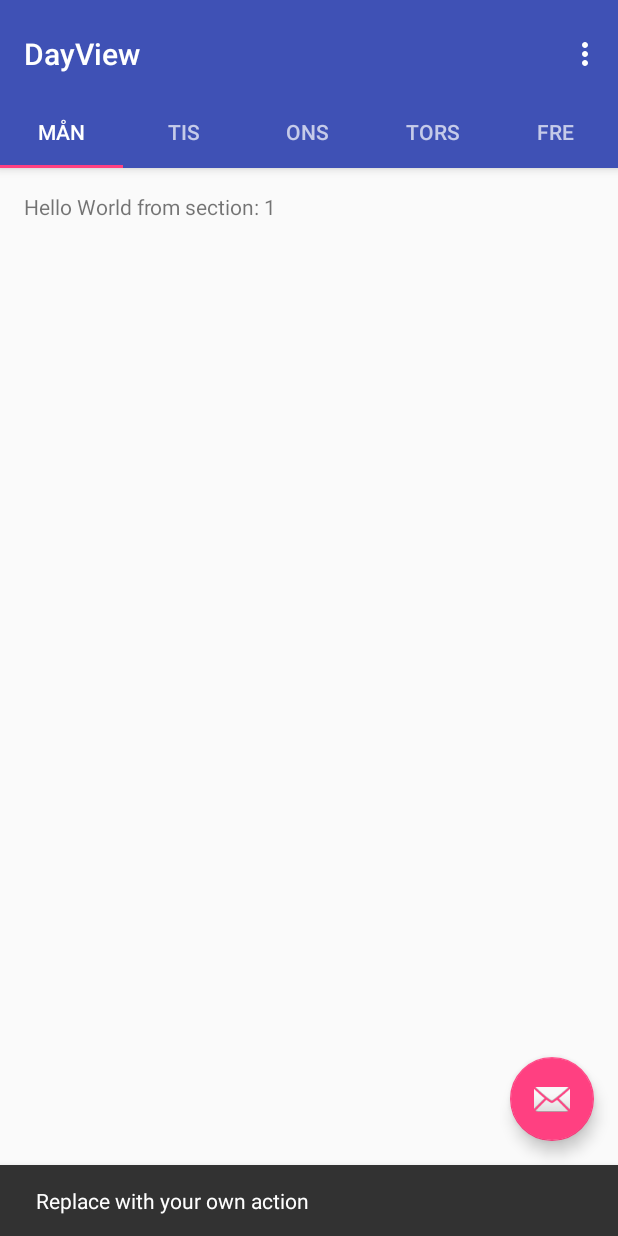
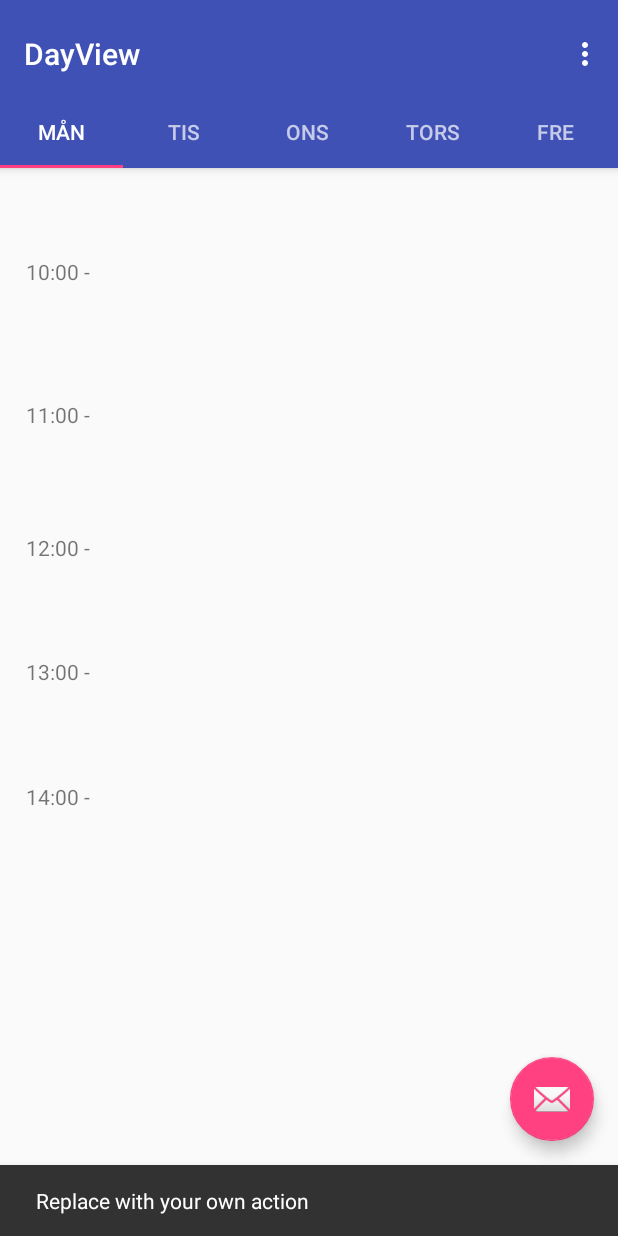
Before and after one commit to raho1501/skolprojekt, an Android app: the DayView screen opened directly, with no data from a screen before it, after a tap on an icon or button, on a phone screen of 412 x 824 dp. Run offline under Robolectric (Android 15) with nearby library versions, the light colour scheme and no system bars.

Commit message:
Dagsvyer
La till fragment för måndag och tisdag

```diff
--- a/AlphaGuitarrprojectSprint2/app/src/main/java/com/example/limeman/alphaguitarrprojectsprint2/DayView.java
+++ b/AlphaGuitarrprojectSprint2/app/src/main/java/com/example/limeman/alphaguitarrprojectsprint2/DayView.java
@@ -1,23 +1,20 @@
 package com.example.limeman.alphaguitarrprojectsprint2;
 
-import android.support.design.widget.TabLayout;
+import android.os.Bundle;
 import android.support.design.widget.FloatingActionButton;
 import android.support.design.widget.Snackbar;
-import android.support.v7.app.AppCompatActivity;
-import android.support.v7.widget.Toolbar;
-
+import android.support.design.widget.TabLayout;
 import android.support.v4.app.Fragment;
 import android.support.v4.app.FragmentManager;
 import android.support.v4.app.FragmentPagerAdapter;
 import android.support.v4.view.ViewPager;
-import android.os.Bundle;
+import android.support.v7.app.AppCompatActivity;
+import android.support.v7.widget.Toolbar;
 import android.view.LayoutInflater;
 import android.view.Menu;
 import android.view.MenuItem;
 import android.view.View;
 import android.view.ViewGroup;
-
-import android.widget.TextView;
 
 public class DayView extends AppCompatActivity {
 
@@ -116,9 +113,10 @@ public class DayView extends AppCompatActivity {
         @Override
         public View onCreateView(LayoutInflater inflater, ViewGroup container,
                                  Bundle savedInstanceState) {
-            View rootView = inflater.inflate(R.layout.fragment_day_view, container, false);
-            TextView textView = (TextView) rootView.findViewById(R.id.section_label);
-            textView.setText(getString(R.string.section_format, getArguments().getInt(ARG_SECTION_NUMBER)));
+
+            View rootView = inflater.inflate(R.layout.fragment_tuesday_view, container, false);
+            //TextView textView = (TextView) rootView.findViewById(R.id.section_label);
+            //textView.setText(getString(R.string.section_format, getArguments().getInt(ARG_SECTION_NUMBER)));
             return rootView;
         }
     }
@@ -135,6 +133,7 @@ public class DayView extends AppCompatActivity {
 
         @Override
         public Fragment getItem(int position) {
+
             // getItem is called to instantiate the fragment for the given page.
             // Return a PlaceholderFragment (defined as a static inner class below).
             return PlaceholderFragment.newInstance(position + 1);
@@ -142,7 +141,7 @@ public class DayView extends AppCompatActivity {
 
         @Override
         public int getCount() {
-            // Show 3 total pages.
+            // Show 5 total pages.
             return 5;
         }
 
--- /dev/null
+++ b/AlphaGuitarrprojectSprint2/app/src/main/java/com/example/limeman/alphaguitarrprojectsprint2/MondayView.java
@@ -0,0 +1,23 @@
+package com.example.limeman.alphaguitarrprojectsprint2;
+
+import android.os.Bundle;
+import android.support.v4.app.Fragment;
+import android.view.LayoutInflater;
+import android.view.View;
+import android.view.ViewGroup;
+
+/**
+ * Created by Martin on 2017-10-05.
+ */
+
+public class MondayView extends Fragment {
+
+    @Override
+
+    public View onCreateView(LayoutInflater inflater, ViewGroup container,
+                             Bundle savedInstanceState){
+
+        View monday = inflater.inflate(R.layout.fragment_tuesday_view, container, false);
+        return monday;
+    }
+}
--- /dev/null
+++ b/AlphaGuitarrprojectSprint2/app/src/main/java/com/example/limeman/alphaguitarrprojectsprint2/TuesdayView.java
@@ -0,0 +1,18 @@
+package com.example.limeman.alphaguitarrprojectsprint2;
+
+import android.support.v4.app.Fragment;
+import android.os.Bundle;
+import android.view.LayoutInflater;
+import android.view.View;
+import android.view.ViewGroup;
+
+public class TuesdayView extends Fragment {
+    @Override
+
+        public View onCreateView(LayoutInflater inflater, ViewGroup container,
+                                 Bundle savedInstanceState){
+
+        View tuesday = inflater.inflate(R.layout.fragment_tuesday_view, container, false);
+        return tuesday;
+    }
+}
--- /dev/null
+++ b/AlphaGuitarrprojectSprint2/app/src/main/res/layout/fragment_monday_view.xml
@@ -0,0 +1,15 @@
+<?xml version="1.0" encoding="utf-8"?>
+<android.support.constraint.ConstraintLayout xmlns:android="http://schemas.android.com/apk/res/android"
+    xmlns:app="http://schemas.android.com/apk/res-auto"
+    xmlns:tools="http://schemas.android.com/tools"
+    android:layout_width="match_parent" android:layout_height="match_parent">
+
+
+    <TextView
+        android:id="@+id/textView3"
+        android:layout_width="wrap_content"
+        android:layout_height="wrap_content"
+        android:text="Måndag"
+        tools:layout_editor_absoluteX="103dp"
+        tools:layout_editor_absoluteY="95dp" />
+</android.support.constraint.ConstraintLayout>
--- /dev/null
+++ b/AlphaGuitarrprojectSprint2/app/src/main/res/layout/fragment_tuesday_view.xml
@@ -0,0 +1,78 @@
+<?xml version="1.0" encoding="utf-8"?>
+<android.support.constraint.ConstraintLayout xmlns:android="http://schemas.android.com/apk/res/android"
+    xmlns:app="http://schemas.android.com/apk/res-auto"
+    xmlns:tools="http://schemas.android.com/tools"
+    android:layout_width="match_parent" android:layout_height="match_parent">
+
+    <TextView
+        android:id="@+id/textView12"
+        android:layout_width="wrap_content"
+        android:layout_height="wrap_content"
+        android:text="11:00 -"
+        app:layout_constraintHorizontal_bias="0.047"
+        app:layout_constraintLeft_toLeftOf="parent"
+        app:layout_constraintRight_toRightOf="parent"
+        android:layout_marginTop="76dp"
+        app:layout_constraintTop_toBottomOf="@+id/textView13" />
+
+    <TextView
+        android:id="@+id/textView18"
+        android:layout_width="wrap_content"
+        android:layout_height="wrap_content"
+        android:text="12:00 -"
+        app:layout_constraintHorizontal_bias="0.047"
+        app:layout_constraintLeft_toLeftOf="parent"
+        app:layout_constraintRight_toRightOf="parent"
+        android:layout_marginTop="69dp"
+        app:layout_constraintTop_toBottomOf="@+id/textView12" />
+
+    <TextView
+        android:id="@+id/textView17"
+        android:layout_width="wrap_content"
+        android:layout_height="wrap_content"
+        android:text="13:00 -"
+        app:layout_constraintHorizontal_bias="0.047"
+        app:layout_constraintLeft_toLeftOf="parent"
+        app:layout_constraintRight_toRightOf="parent"
+        android:layout_marginTop="63dp"
+        app:layout_constraintTop_toBottomOf="@+id/textView18" />
+
+    <TextView
+        android:id="@+id/textView16"
+        android:layout_width="wrap_content"
+        android:layout_height="wrap_content"
+        android:text="14:00 -"
+        app:layout_constraintHorizontal_bias="0.047"
+        app:layout_constraintLeft_toLeftOf="parent"
+        app:layout_constraintRight_toRightOf="parent"
+        android:layout_marginTop="64dp"
+        app:layout_constraintTop_toBottomOf="@+id/textView17" />
+
+    <TextView
+        android:id="@+id/textView14"
+        android:layout_width="wrap_content"
+        android:layout_height="wrap_content"
+        android:text="15:00 -"
+        app:layout_constraintBottom_toBottomOf="parent"
+        app:layout_constraintHorizontal_bias="0.047"
+        app:layout_constraintLeft_toLeftOf="parent"
+        app:layout_constraintRight_toRightOf="parent"
+        android:layout_marginBottom="45dp"
+        android:layout_marginTop="8dp"
+        app:layout_constraintTop_toBottomOf="@+id/textView16"
+        app:layout_constraintVertical_bias="1.0" />
+
+    <TextView
+        android:id="@+id/textView13"
+        android:layout_width="wrap_content"
+        android:layout_height="wrap_content"
+        android:text="10:00 -"
+        app:layout_constraintRight_toRightOf="parent"
+        app:layout_constraintLeft_toLeftOf="parent"
+        app:layout_constraintTop_toTopOf="parent"
+        app:layout_constraintHorizontal_bias="0.047"
+        android:layout_marginTop="59dp" />
+
+
+
+</android.support.constraint.ConstraintLayout>
```
